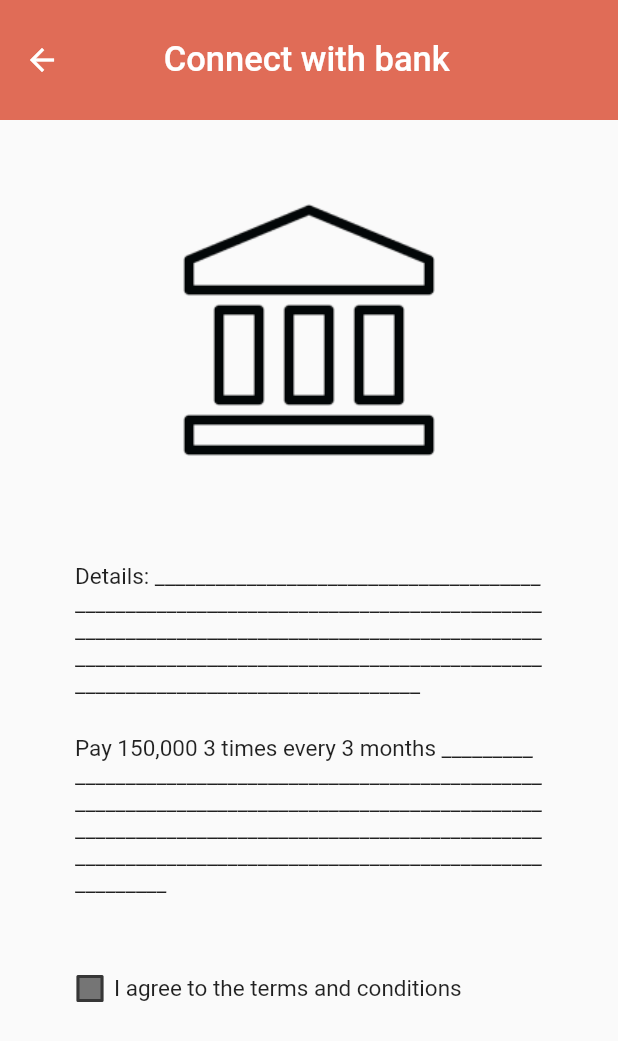
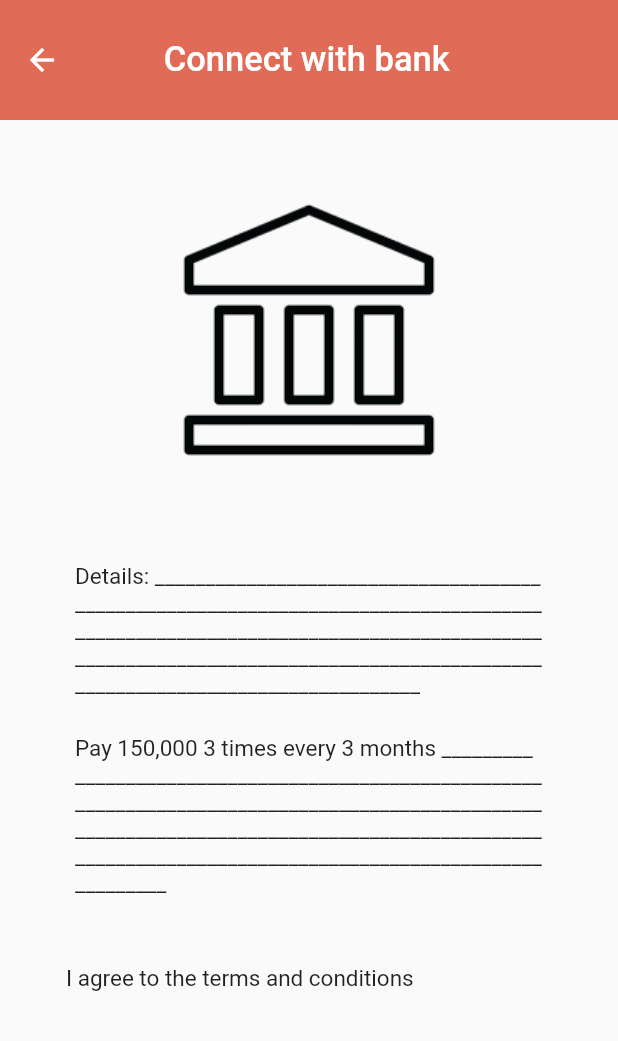
Before and after one commit to KrittinK/Mobile_Banking, a Flutter app: the ConnectBankScreen screen opened directly, on a phone screen of 412 x 824 dp. Shown: the top 1041 px of the screen. Run offline on Flutter 3.47's test engine with Material 2 defaults, Android fonts, the phone set to English and light mode, and no system bars; network calls fail.

Commit message:
fix some bugs

```diff
--- a/lib/UC001/screens/children_screen.dart
+++ b/lib/UC001/screens/children_screen.dart
@@ -94,7 +94,7 @@ class ChildrenScreen extends StatelessWidget {
       child: Scaffold(
         appBar: AppBar(
           title:
-              Row(mainAxisAlignment: MainAxisAlignment.center, children: const [
+              const Row(mainAxisAlignment: MainAxisAlignment.center, children: [
             Text(
               'Your Children',
               style: TextStyle(fontSize: 23),
@@ -141,8 +141,8 @@ class ChildrenScreen extends StatelessWidget {
             ],
           ),
         ),
-        body: Column(
-          children: const [
+        body: const Column(
+          children: [
             BuildChildren(
               name: 'King',
               image: 'images/Children.png',
--- a/lib/UC001/screens/connect_with_bank_screen.dart
+++ b/lib/UC001/screens/connect_with_bank_screen.dart
@@ -8,7 +8,7 @@ class ConnectBankScreen extends StatefulWidget {
 }
 
 class _ConnectBankScreenState extends State<ConnectBankScreen> {
-  bool _isChecked = false;
+  //bool _isChecked = false;
 
   @override
   Widget build(BuildContext context) {
@@ -16,7 +16,7 @@ class _ConnectBankScreenState extends State<ConnectBankScreen> {
       child: Scaffold(
         appBar: AppBar(
           title:
-              Row(mainAxisAlignment: MainAxisAlignment.center, children: const [
+              const Row(mainAxisAlignment: MainAxisAlignment.center, children: [
             Text(
               'Connect with bank',
               style: TextStyle(fontSize: 23),
@@ -69,28 +69,28 @@ class _ConnectBankScreenState extends State<ConnectBankScreen> {
             const SizedBox(
               height: 20,
             ),
-            Row(
+            const Row(
               children: [
-                const Padding(
+                Padding(
                   padding: EdgeInsets.symmetric(horizontal: 12.0),
                   child: SizedBox(
                     width: 20,
                   ),
                 ),
-                Checkbox(
-                  value: _isChecked,
-                  onChanged: (value) {
-                    setState(() {
-                      _isChecked = value!;
-                    });
-                  },
-                  materialTapTargetSize: MaterialTapTargetSize.shrinkWrap,
-                  visualDensity: VisualDensity.compact,
-                  checkColor: Colors.white, // change the color of the checkmark
-                  fillColor: MaterialStateProperty.all<Color>(Colors.grey[
-                      600]!), // change the background color of the checkbox
-                ),
-                const Padding(
+                // Checkbox(
+                //   value: _isChecked,
+                //   onChanged: (value) {
+                //     setState(() {
+                //       _isChecked = value!;
+                //     });
+                //   },
+                //   materialTapTargetSize: MaterialTapTargetSize.shrinkWrap,
+                //   visualDensity: VisualDensity.compact,
+                //   checkColor: Colors.white, // change the color of the checkmark
+                //   fillColor: MaterialStateProperty.all<Color>(Colors.grey[
+                //       600]), // change the background color of the checkbox
+                // ),
+                Padding(
                   padding: EdgeInsets.symmetric(horizontal: 0.0),
                   child: Text(
                     'I agree to the terms and conditions',
--- a/lib/UC001/screens/event.dart
+++ b/lib/UC001/screens/event.dart
@@ -23,7 +23,7 @@ final List _description = [
       'We’re expected everyone to get your AI application home from this 3-hours workshop XD\n'
       '-P.S. If you join the training, the students will receive a'
       'skill card in SYS-304: Scalable Algorithms and Infrastructure Competency.',
-  '📣 Calling all engineering students and faculty! Dive into the topic of large'
+  '📣 Calling all engineering students and faculty Dive into the topic of large'
       'language models (LLM) which are made of billions of parameters and open a wide'
       'range of new applications, including natural language processing, human-machine interactions, generative AI, and healthcare applications.',
   'Sally heloajsofpoasdjfadsjfpas jsjfosjafpasj pfso fasdjf',
--- a/lib/UC001/screens/grade.dart
+++ b/lib/UC001/screens/grade.dart
@@ -98,7 +98,7 @@ class GradeState extends State<Grade> {
                     ExpansionPanelList(
                       expansionCallback: (int index, bool isExpanded) {
                         setState(() {
-                          items[index].isExpanded = !items[index].isExpanded;
+                          items[index].isExpanded = items[index].isExpanded;
                         });
                       },
                       children: items.map((ExpansionItem item) {
--- a/lib/UC001/screens/loading_CMKL.dart
+++ b/lib/UC001/screens/loading_CMKL.dart
@@ -5,11 +5,11 @@
 
   @override
   Widget build(BuildContext context) {
-    return SafeArea(
+    return const SafeArea(
       child: Scaffold(
         body: Column(
           mainAxisAlignment: MainAxisAlignment.center,
-          children: const [
+          children: [
             Center(
               child: Image(
                 image: AssetImage('images/CMKL-logo.png'),
--- a/lib/UC001/screens/notifications_screen.dart
+++ b/lib/UC001/screens/notifications_screen.dart
@@ -88,7 +88,7 @@ class NotificationsScreen extends StatelessWidget {
                 image: 'images/Events/payment_form.png',
                 color: const Color(0xFF313C42)),
             buildContainer(
-                text: 'Payment Success!',
+                text: 'Payment Success',
                 icon: Icons.check_circle_outline_rounded,
                 size: 40,
                 color: Colors.green),
--- a/lib/UC001/screens/payment_options.dart
+++ b/lib/UC001/screens/payment_options.dart
@@ -47,7 +47,7 @@ class PaymentOptionsState extends State<PaymentOptions> {
             ExpansionPanelList(
               expansionCallback: (int index, bool isExpanded) {
                 setState(() {
-                  items[index].isExpanded = !items[index].isExpanded;
+                  items[index].isExpanded = items[index].isExpanded;
                 });
               },
               children: items.map((ExpansionItem item) {
--- a/lib/UC001/screens/qr_code_payment.dart
+++ b/lib/UC001/screens/qr_code_payment.dart
@@ -10,7 +10,7 @@ class QRCodePayment extends StatelessWidget {
       child: Scaffold(
         appBar: AppBar(
           title:
-              Row(mainAxisAlignment: MainAxisAlignment.center, children: const [
+              const Row(mainAxisAlignment: MainAxisAlignment.center, children: [
             Text(
               'QR Code ',
               style: TextStyle(fontSize: 23),
--- a/lib/UC001/screens/transfer_completed.dart
+++ b/lib/UC001/screens/transfer_completed.dart
@@ -13,7 +13,7 @@ class TransferCompleteScreen extends StatelessWidget {
     return SafeArea(
       child: Scaffold(
         appBar: AppBar(
-          title: Row(mainAxisAlignment: MainAxisAlignment.center, children: const [
+          title: const Row(mainAxisAlignment: MainAxisAlignment.center, children: [
             Text(
               'Payment Successful',
               style: TextStyle(fontSize: 23),
--- a/lib/main.dart
+++ b/lib/main.dart
@@ -1,5 +1,5 @@
 import 'package:flutter/material.dart';
-import 'package:flutter_template/UC001/screens/grade.dart';
+//import 'package:flutter_template/UC001/screens/grade.dart';
 import 'package:flutter_template/UC001/screens/home.dart';
 
 void main() {
```
Also changed, not shown: lib/UC001/screens/overview.dart (+6 -6 lines), lib/UC001/screens/payment_screen.dart (+10 -10 lines), lib/UC001/screens/profile.dart (+7 -6 lines), lib/services/get_student_data.dart (+4 -3 lines), 1 other file.
